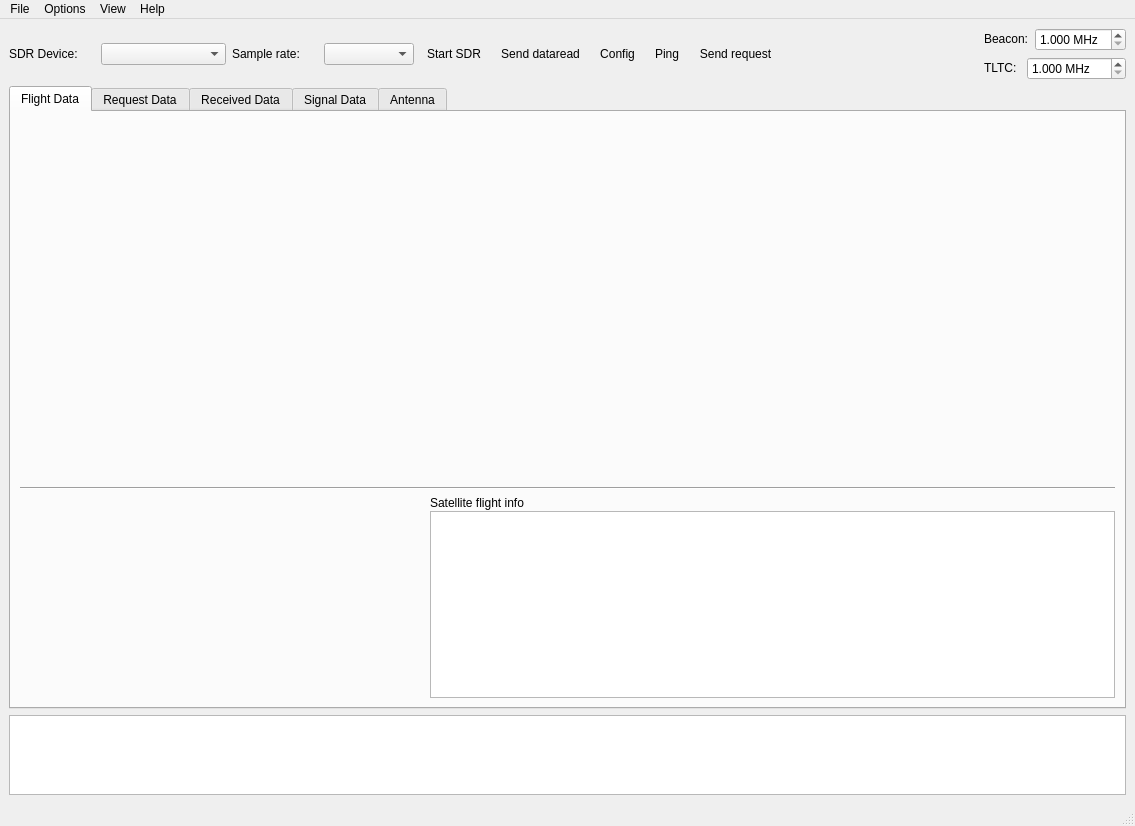
floripasat/grs, file gui/qt/mainwindow.ui: the form before one commit.
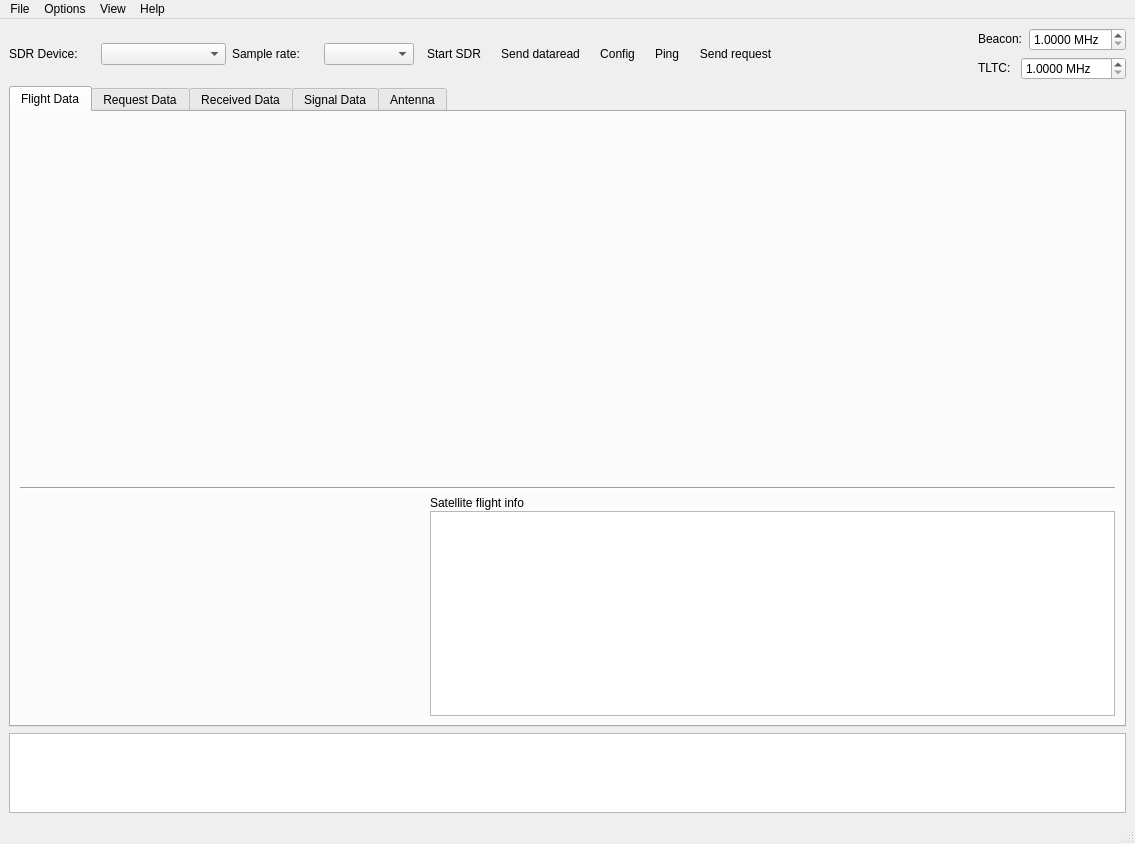
The form after the commit. Icons and pictures are not drawn.

Commit message: Setting 4 decimals to freq. selector

Patch:
```diff
--- a/gui/qt/mainwindow.ui
+++ b/gui/qt/mainwindow.ui
@@ -7,7 +7,7 @@
     <x>0</x>
     <y>0</y>
     <width>1135</width>
-    <height>811</height>
+    <height>844</height>
    </rect>
   </property>
   <property name="windowTitle">
@@ -279,7 +279,7 @@
                 <string> MHz</string>
                </property>
                <property name="decimals">
-                <number>3</number>
+                <number>4</number>
                </property>
                <property name="minimum">
                 <double>1.000000000000000</double>
@@ -335,7 +335,7 @@
                 <string> MHz</string>
                </property>
                <property name="decimals">
-                <number>3</number>
+                <number>4</number>
                </property>
                <property name="minimum">
                 <double>1.000000000000000</double>
```
Left out of the diff: 1 changed line with no effect on the pictures. The commit also changes 1 other file.
